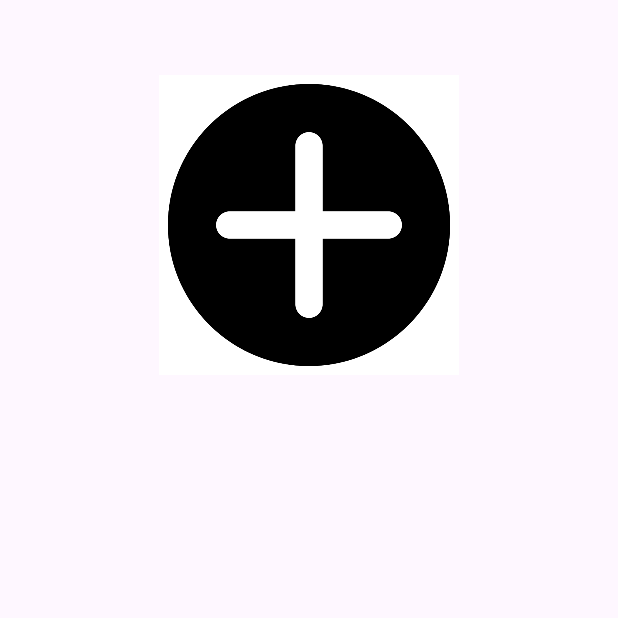
After one commit to MYavuz25/RecipeAplication, an Android app: the fragment recipeAddFragment shown on its own in the app's theme, on a phone screen of 412 x 824 dp, the top half of it. The commit adds this screen. Run offline under Robolectric (Android 15) with nearby library versions, the phone set to English and light mode, and no system bars.

Commit message:
reciper add fragment oluşturuldu ve düzenlendi

```diff
--- a/app/src/main/java/com/example/recipeapplication/profileFragment.kt
+++ b/app/src/main/java/com/example/recipeapplication/profileFragment.kt
@@ -40,6 +40,7 @@ class profileFragment : Fragment() {
         if (currentUser!=null){
             binding.hesapAcilmamisGorunum.visibility=View.GONE
             binding.girisYaptKtanSonrakiGoruntu.visibility=View.VISIBLE
+            binding.nickName.text=currentUser.email
         }
         binding.girisYapUyeOlbutonu.setOnClickListener {
             val intent=Intent(context,loginActivity::class.java)
--- /dev/null
+++ b/app/src/main/java/com/example/recipeapplication/recipeAddFragment.kt
@@ -0,0 +1,29 @@
+package com.example.recipeapplication
+
+import android.os.Bundle
+import androidx.fragment.app.Fragment
+import android.view.LayoutInflater
+import android.view.View
+import android.view.ViewGroup
+import com.example.recipeapplication.databinding.FragmentRecipeAddBinding
+import com.example.recipeapplication.databinding.FragmentSearchBinding
+
+
+class recipeAddFragment : Fragment() {
+    private lateinit var binding:FragmentRecipeAddBinding
+    override fun onCreate(savedInstanceState: Bundle?) {
+        super.onCreate(savedInstanceState)
+
+    }
+
+    override fun onCreateView(
+        inflater: LayoutInflater, container: ViewGroup?,
+        savedInstanceState: Bundle?
+    ): View? {
+        // Inflate the layout for this fragment
+        binding=FragmentRecipeAddBinding.inflate(inflater,container,false)
+        return binding.root
+    }
+
+
+}
--- /dev/null
+++ b/app/src/main/res/drawable/ic_add.xml
@@ -0,0 +1,5 @@
+<vector android:height="24dp" android:tint="#FFFFFF"
+    android:viewportHeight="24" android:viewportWidth="24"
+    android:width="24dp" xmlns:android="http://schemas.android.com/apk/res/android">
+    <path android:fillColor="@android:color/white" android:pathData="M19,3L5,3c-1.11,0 -2,0.9 -2,2v14c0,1.1 0.89,2 2,2h14c1.1,0 2,-0.9 2,-2L21,5c0,-1.1 -0.9,-2 -2,-2zM17,13h-4v4h-2v-4L7,13v-2h4L11,7h2v4h4v2z"/>
+</vector>
--- /dev/null
+++ b/app/src/main/res/layout/fragment_recipe_add.xml
@@ -0,0 +1,21 @@
+<?xml version="1.0" encoding="utf-8"?>
+<androidx.constraintlayout.widget.ConstraintLayout
+    xmlns:android="http://schemas.android.com/apk/res/android"
+    xmlns:app="http://schemas.android.com/apk/res-auto"
+    xmlns:tools="http://schemas.android.com/tools"
+    android:layout_width="match_parent"
+    android:layout_height="match_parent"
+    tools:context=".recipeAddFragment"
+    android:orientation="vertical">
+
+    <ImageView
+        android:layout_width="200dp"
+        android:layout_height="200dp"
+        android:layout_marginTop="50dp"
+        android:src="@drawable/addRecipe"
+        app:layout_constraintEnd_toEndOf="parent"
+        app:layout_constraintStart_toStartOf="parent"
+        app:layout_constraintTop_toTopOf="parent" />
+
+
+</androidx.constraintlayout.widget.ConstraintLayout>
--- a/app/src/main/res/menu/bottom_navigation_menu.xml
+++ b/app/src/main/res/menu/bottom_navigation_menu.xml
@@ -9,10 +9,15 @@
         android:id="@+id/searchFragment"
         android:title=""
         android:icon="@drawable/ic_search" />
+    <item
+        android:id="@+id/recipeAddFragment"
+        android:title=""
+        android:icon="@drawable/ic_add" />
 
     <item
         android:id="@+id/profileFragment"
         android:title=""
         android:icon="@drawable/ic_profile" />
 
+
 </menu>
```
Also changed, not shown: app/src/main/res/layout/fragment_profile.xml (+77 -38 lines), app/src/main/res/drawable/addRecipe.png (added).
